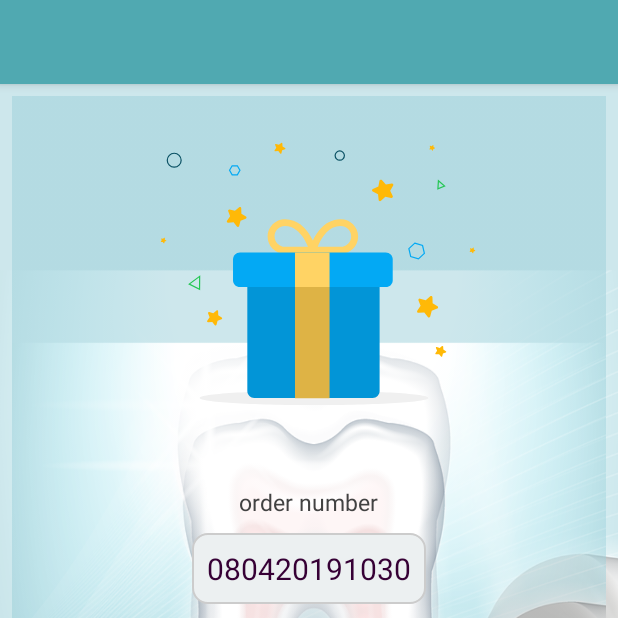
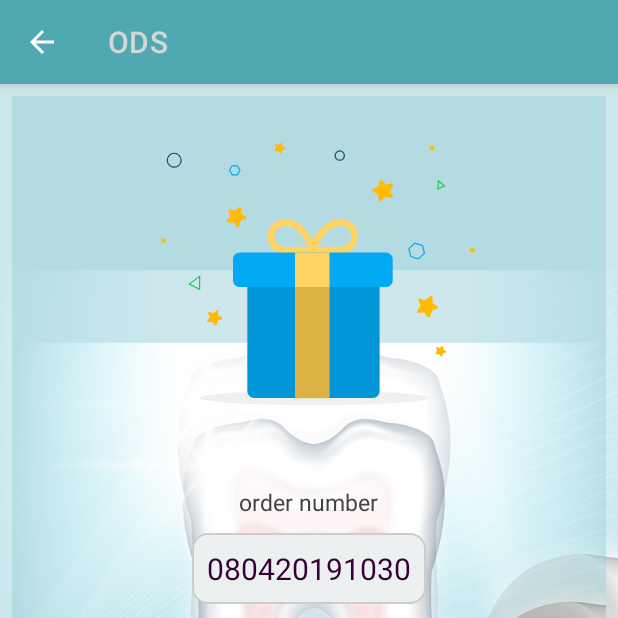
Before and after one commit to heshesh2010/TheDentalStore, an Android app: the fragment CheckoutFragment placed in its activity, after a tap on an icon or button, on a phone screen of 412 x 824 dp, the top half of it. Run offline under Robolectric (Android 15) with nearby library versions, the phone set to English and light mode, and no system bars; our stand-ins replace ButterKnife, Firebase (no records; nobody signed in at launch, a user with empty details on screens opened directly); libraries missing offline, so code that uses them is left out: com.creativityapps.gmailbackgroundlibrary, com.mikepenz.materialdrawer, com.rengwuxian.materialedittext, com.whygraphics.multilineradiogroup, es.dmoral.toasty and 2 more; pictures from the network do not load; 21 statements that could not run were skipped.

Commit message:
after fix visa

```diff
--- a/app/src/main/AndroidManifest.xml
+++ b/app/src/main/AndroidManifest.xml
@@ -13,13 +13,10 @@
     <application
         android:name=".util.CustomApplication"
         android:allowBackup="true"
-        android:appComponentFactory="whateverString"
         android:icon="@mipmap/ic_launcher"
         android:label="@string/app_name"
-        android:supportsRtl="true"
         android:theme="@style/AppTheme"
-        tools:replace="android:appComponentFactory"
-        tools:ignore="GoogleAppIndexingWarning">
+        tools:ignore="AllowBackup,GoogleAppIndexingWarning">
         <meta-data
             android:name="com.google.android.geo.API_KEY"
             android:value="AIzaSyDCXhLa1ZeGmKhjQkxqWRgQU3K6jQUlyQA"/>
--- a/app/src/main/java/com/heshamapps/heshe/thedentalstore/Admin/ManageOrdersFragment.java
+++ b/app/src/main/java/com/heshamapps/heshe/thedentalstore/Admin/ManageOrdersFragment.java
@@ -8,7 +8,7 @@ import android.view.View;
 import android.view.ViewGroup;
 
 import androidx.annotation.NonNull;
-import androidx.fragment.app.Fragment;
+import android.app.Fragment;
 import androidx.recyclerview.widget.DividerItemDecoration;
 import androidx.recyclerview.widget.LinearLayoutManager;
 import androidx.recyclerview.widget.RecyclerView;
--- a/app/src/main/java/com/heshamapps/heshe/thedentalstore/Doctor/DentalStore/MyDentalStoreFragment.java
+++ b/app/src/main/java/com/heshamapps/heshe/thedentalstore/Doctor/DentalStore/MyDentalStoreFragment.java
@@ -8,7 +8,7 @@ import android.view.View;
 import android.view.ViewGroup;
 
 import androidx.annotation.NonNull;
-import androidx.fragment.app.Fragment;
+import android.app.Fragment;
 import androidx.recyclerview.widget.DividerItemDecoration;
 import androidx.recyclerview.widget.LinearLayoutManager;
 import androidx.recyclerview.widget.RecyclerView;
--- a/app/src/main/java/com/heshamapps/heshe/thedentalstore/Doctor/DentalStore/ProductsOfOrdersFragment.java
+++ b/app/src/main/java/com/heshamapps/heshe/thedentalstore/Doctor/DentalStore/ProductsOfOrdersFragment.java
@@ -4,7 +4,7 @@ import android.content.Context;
 import android.net.Uri;
 import android.os.Bundle;
 
-import androidx.fragment.app.Fragment;
+import android.app.Fragment;
 import androidx.recyclerview.widget.DividerItemDecoration;
 import androidx.recyclerview.widget.LinearLayoutManager;
 import androidx.recyclerview.widget.RecyclerView;
--- a/app/src/main/java/com/heshamapps/heshe/thedentalstore/Doctor/ViewOrdersFragment.java
+++ b/app/src/main/java/com/heshamapps/heshe/thedentalstore/Doctor/ViewOrdersFragment.java
@@ -2,7 +2,7 @@ package com.heshamapps.heshe.thedentalstore.Doctor;
 
 import android.content.Context;
 import android.os.Bundle;
-import androidx.fragment.app.Fragment;
+import android.app.Fragment;
 import android.util.Log;
 import android.view.LayoutInflater;
 import android.view.View;
--- a/app/src/main/java/com/heshamapps/heshe/thedentalstore/Login/ResetPasswordActivity.java
+++ b/app/src/main/java/com/heshamapps/heshe/thedentalstore/Login/ResetPasswordActivity.java
@@ -19,6 +19,7 @@ import androidx.appcompat.app.AppCompatActivity;
 import butterknife.BindView;
 import butterknife.ButterKnife;
 import es.dmoral.toasty.Toasty;
+
 
 public class ResetPasswordActivity extends AppCompatActivity {
 
--- a/app/src/main/java/com/heshamapps/heshe/thedentalstore/MainActivity.java
+++ b/app/src/main/java/com/heshamapps/heshe/thedentalstore/MainActivity.java
@@ -1,46 +1,41 @@
 package com.heshamapps.heshe.thedentalstore;
 
-import android.location.Location;
+import android.app.Activity;
 import android.os.Bundle;
-import android.widget.TextView;
 
+import androidx.appcompat.app.AppCompatActivity;
 import androidx.appcompat.widget.Toolbar;
-import androidx.fragment.app.FragmentActivity;
 
-import com.google.android.gms.common.api.GoogleApiClient;
-import com.google.android.gms.location.LocationListener;
-import com.google.android.gms.location.LocationRequest;
 import com.google.firebase.auth.FirebaseAuth;
 import com.heshamapps.heshe.thedentalstore.fragment.MainFragment;
 import com.heshamapps.heshe.thedentalstore.util.DrawerUtil;
 
-import java.util.ArrayList;
-
 import butterknife.BindView;
 import butterknife.ButterKnife;
 
-public class MainActivity extends FragmentActivity {
+
+public class MainActivity extends AppCompatActivity {
 
 
-    @BindView(R.id.toolbar)
-    Toolbar mToolbar;
 
     @Override
     protected void onCreate(Bundle savedInstanceState) {
         super.onCreate(savedInstanceState);
         setContentView(R.layout.activity_main);
-        ButterKnife.bind(this);
-        mToolbar.setTitle("The Dental Store ");
-        new DrawerUtil(this,mToolbar,  FirebaseAuth.getInstance());
-
 
 
         setContentView(R.layout.activity_main);
 
+        Toolbar mToolbar = (Toolbar) findViewById(R.id.toolbar);
 
 
+        setSupportActionBar(mToolbar);
+        getSupportActionBar().setDisplayHomeAsUpEnabled(true);
+       // getSupportActionBar().setHomeButtonEnabled(false);
+        new DrawerUtil(this,mToolbar,FirebaseAuth.getInstance());
 
-        getSupportFragmentManager().beginTransaction().replace(R.id.fragment_frame,  new MainFragment()).commit();
+
+        getFragmentManager().beginTransaction().replace(R.id.fragment_frame,  new MainFragment()).commit();
 
 
     }
--- a/app/src/main/java/com/heshamapps/heshe/thedentalstore/fragment/CartFragment.java
+++ b/app/src/main/java/com/heshamapps/heshe/thedentalstore/fragment/CartFragment.java
@@ -3,7 +3,7 @@ package com.heshamapps.heshe.thedentalstore.fragment;
 import android.content.Context;
 import android.os.Bundle;
 
-import androidx.fragment.app.Fragment;
+import android.app.Fragment;
 import androidx.recyclerview.widget.RecyclerView;
 import androidx.recyclerview.widget.StaggeredGridLayoutManager;
 
@@ -176,7 +176,7 @@ public class CartFragment extends Fragment {
                         DocumentSnapshot snapshot = getSnapshots().getSnapshot(position);
                         snapshot.getReference().delete();
                         session.decreaseCartValue();
-                        getActivity().getSupportFragmentManager().beginTransaction().replace(R.id.fragment_frame,  new CartFragment()).commit();
+                        getActivity().getFragmentManager().beginTransaction().replace(R.id.fragment_frame,  new CartFragment()).commit();
 
                     }
                 });
@@ -213,7 +213,7 @@ public class CartFragment extends Fragment {
             CheckoutFragment m_CheckoutFragment = new CheckoutFragment();
             m_CheckoutFragment.setArguments(bundle);
 
-            getActivity().getSupportFragmentManager().beginTransaction().replace(R.id.fragment_frame,  m_CheckoutFragment).commit();
+            getActivity().getFragmentManager().beginTransaction().replace(R.id.fragment_frame,  m_CheckoutFragment).commit();
 
 
         }
--- a/app/src/main/java/com/heshamapps/heshe/thedentalstore/fragment/CheckoutFragment.java
+++ b/app/src/main/java/com/heshamapps/heshe/thedentalstore/fragment/CheckoutFragment.java
@@ -1,24 +1,15 @@
 package com.heshamapps.heshe.thedentalstore.fragment;
 
 import android.Manifest;
-import android.annotation.TargetApi;
-import android.app.AlertDialog;
+import android.app.Fragment;
 import android.content.Context;
-import android.content.DialogInterface;
 import android.content.Intent;
 import android.content.pm.PackageManager;
 import android.location.Address;
 import android.location.Geocoder;
 import android.location.Location;
 import android.net.Uri;
-import android.os.Build;
 import android.os.Bundle;
-
-import androidx.annotation.NonNull;
-import androidx.annotation.Nullable;
-import androidx.core.app.ActivityCompat;
-import androidx.fragment.app.Fragment;
-
 import android.provider.Settings;
 import android.util.Log;
 import android.view.LayoutInflater;
@@ -28,15 +19,11 @@ import android.widget.RadioButton;
 import android.widget.TextView;
 import android.widget.Toast;
 
-import com.craftman.cardform.Card;
-import com.craftman.cardform.CardForm;
-import com.craftman.cardform.OnPayBtnClickListner;
-import com.google.android.gms.common.ConnectionResult;
-import com.google.android.gms.common.GoogleApiAvailability;
-import com.google.android.gms.common.api.GoogleApiClient;
+import androidx.annotation.NonNull;
+import androidx.core.app.ActivityCompat;
+
 import com.google.android.gms.location.FusedLocationProviderClient;
 import com.google.android.gms.location.LocationCallback;
-import com.google.android.gms.location.LocationListener;
 import com.google.android.gms.location.LocationRequest;
 import com.google.android.gms.location.LocationResult;
 import com.google.android.gms.location.LocationServices;
@@ -68,10 +55,6 @@ import butterknife.BindView;
 import butterknife.ButterKnife;
 import butterknife.OnClick;
 import es.dmoral.toasty.Toasty;
-
-import static android.Manifest.permission.ACCESS_COARSE_LOCATION;
-import static android.Manifest.permission.ACCESS_FINE_LOCATION;
-import static androidx.core.content.PermissionChecker.checkSelfPermission;
 
 
 public class CheckoutFragment extends Fragment {
@@ -258,7 +241,7 @@ public class CheckoutFragment extends Fragment {
                         break;
                     case "visa/master":
                         ViewDialog alert = new ViewDialog();
-                        alert.showDialog(getActivity(), String.valueOf(totalAmount));
+                        alert.showDialog(getActivity(), String.valueOf(totalAmount.getText().toString()));
 
 
                     // and then do whatever you want with that
@@ -332,7 +315,7 @@ public class CheckoutFragment extends Fragment {
                             OrderPlacedFragment m_OrderPlacedFragment = new OrderPlacedFragment();
                             m_OrderPlacedFragment.setArguments(bundle);
 
-                            getActivity().getSupportFragmentManager().beginTransaction().replace(R.id.fragment_frame,  m_OrderPlacedFragment).commit();
+                            getActivity().getFragmentManager().beginTransaction().replace(R.id.fragment_frame,  m_OrderPlacedFragment).commit();
                         }
                     })
                     .addOnFailureListener(new OnFailureListener() {
--- a/app/src/main/java/com/heshamapps/heshe/thedentalstore/fragment/MainFragment.java
+++ b/app/src/main/java/com/heshamapps/heshe/thedentalstore/fragment/MainFragment.java
@@ -13,7 +13,7 @@ import android.os.Bundle;
 
 import androidx.annotation.Nullable;
 import androidx.core.app.ActivityCompat;
-import androidx.fragment.app.Fragment;
+import android.app.Fragment;
 import android.view.LayoutInflater;
 import android.view.View;
 import android.view.ViewGroup;
@@ -220,7 +220,7 @@ public class MainFragment extends Fragment {
                     ProductFragment m_ProductFragment = new ProductFragment();
                     m_ProductFragment.setArguments(bundle);
 
-                    getActivity().getSupportFragmentManager().beginTransaction().replace(R.id.fragment_frame,  m_ProductFragment).commit();
+                    getActivity().getFragmentManager().beginTransaction().replace(R.id.fragment_frame,  m_ProductFragment).commit();
 
 
                 });
--- a/app/src/main/java/com/heshamapps/heshe/thedentalstore/fragment/OrderPlacedFragment.java
+++ b/app/src/main/java/com/heshamapps/heshe/thedentalstore/fragment/OrderPlacedFragment.java
@@ -5,7 +5,7 @@ import android.net.Uri;
 import android.os.Bundle;
 
 import androidx.appcompat.widget.Toolbar;
-import androidx.fragment.app.Fragment;
+import android.app.Fragment;
 
 import android.se.omapi.Session;
 import android.view.LayoutInflater;
--- a/app/src/main/java/com/heshamapps/heshe/thedentalstore/fragment/ProductFragment.java
+++ b/app/src/main/java/com/heshamapps/heshe/thedentalstore/fragment/ProductFragment.java
@@ -7,7 +7,7 @@ import android.os.Bundle;
 
 import androidx.annotation.NonNull;
 import androidx.appcompat.app.AlertDialog;
-import androidx.fragment.app.Fragment;
+import android.app.Fragment;
 import androidx.recyclerview.widget.DefaultItemAnimator;
 import androidx.recyclerview.widget.LinearLayoutManager;
 import androidx.recyclerview.widget.RecyclerView;
@@ -276,7 +276,7 @@ public class ProductFragment extends Fragment {
     @OnClick(R.id.fab)
     public void goToCart(View view) {
 
-        getActivity().getSupportFragmentManager().beginTransaction().replace(R.id.fragment_frame,  new CartFragment()).commit();
+        getActivity().getFragmentManager().beginTransaction().replace(R.id.fragment_frame,  new CartFragment()).commit();
         //finish();
 
     }
--- a/app/src/main/res/layout/activity_main.xml
+++ b/app/src/main/res/layout/activity_main.xml
@@ -34,7 +34,7 @@
         android:layout_marginTop="8dp"
         android:layout_marginEnd="8dp"
         android:layout_marginBottom="8dp"
-     android:layout_below="@+id/toolbarwrap" />
+        android:layout_below="@+id/toolbarwrap" />
 
 
 </RelativeLayout>
--- a/app/src/main/res/layout/fragment_main.xml
+++ b/app/src/main/res/layout/fragment_main.xml
@@ -5,9 +5,8 @@
     xmlns:tools="http://schemas.android.com/tools"
     android:layout_width="match_parent"
     android:layout_height="match_parent"
-    tools:context=".MainActivity"
-    android:background="@drawable/odsbackgroundscreen"
-    tools:layout_editor_absoluteY="25dp">
+    tools:context=".MainActivity">
+
 
 
     <com.google.android.material.chip.ChipGroup
--- a/app/src/main/res/values/styles.xml
+++ b/app/src/main/res/values/styles.xml
@@ -7,6 +7,9 @@
         <item name="colorPrimaryDark">@color/colorPrimaryDark</item>
         <item name="colorAccent">@color/md_grey_100</item>
         <item name="windowActionBar">false</item>
+        <item name="windowNoTitle">true</item>
+        <item name="android:windowFullscreen">true</item>
+        <item name="android:windowContentOverlay">@null</item>
     </style>
 
 
@@ -25,6 +28,10 @@
         <item name="drawerArrowStyle">@style/WhiteDrawerIconStyle</item>
         <!-- background of the  -->
         <!-- <item name="android:background">@color/color_primary</item> -->
+        <item name="windowNoTitle">true</item>
+        <item name="windowActionBar">false</item>
+        <item name="android:windowFullscreen">true</item>
+        <item name="android:windowContentOverlay">@null</item>
     </style>
 
 
@@ -45,6 +52,8 @@
 
         <item name="android:colorButtonNormal">@color/colorPrimaryLight</item>
         <item name="android:colorControlHighlight">@color/black_overlay</item>
+        <item name="android:paddingLeft">20dp</item>
+        <item name="android:paddingRight">20dp</item>
     </style>
 
     <style name="AppTheme.RoundedCornerDarkMaterialButton" parent="Widget.AppCompat.Button.Colored">
```
Also changed, not shown: app/build.gradle (+14 -21 lines), app/src/main/java/com/heshamapps/heshe/thedentalstore/Doctor/DentalStore/MyDentalStoreRecyclerViewAdapter.java (+4 -3 lines), app/src/main/java/com/heshamapps/heshe/thedentalstore/util/DrawerUtil.java (+5 -5 lines), app/src/main/java/com/heshamapps/heshe/thedentalstore/view/ViewDialog.java (+15 -3 lines).
